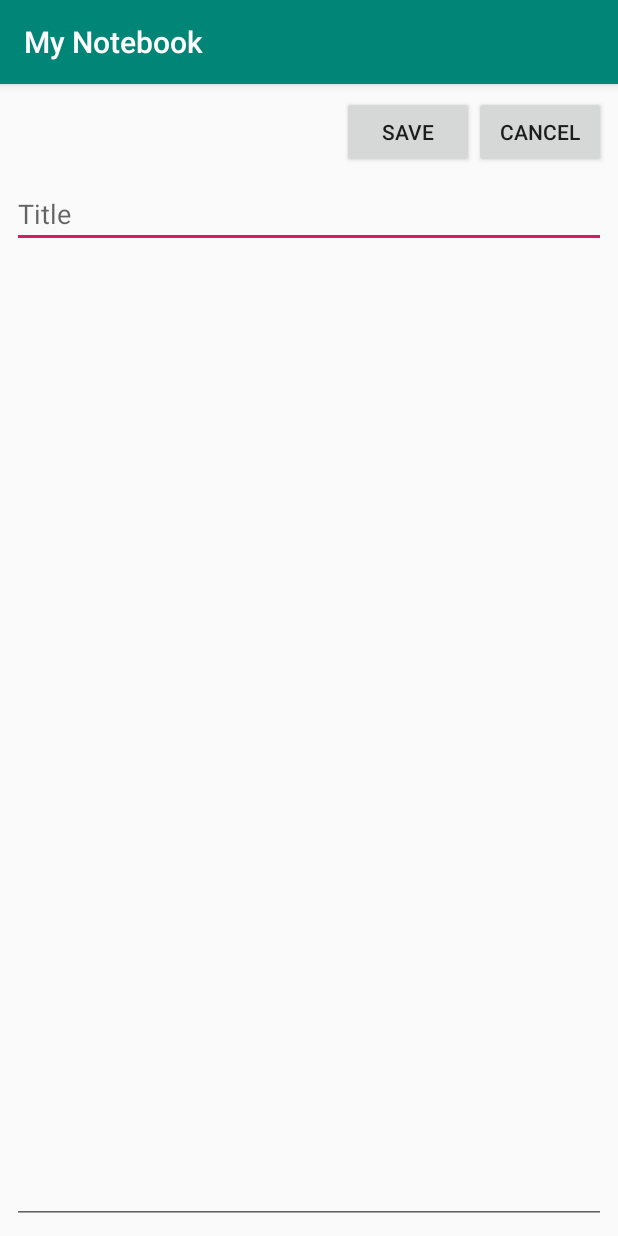
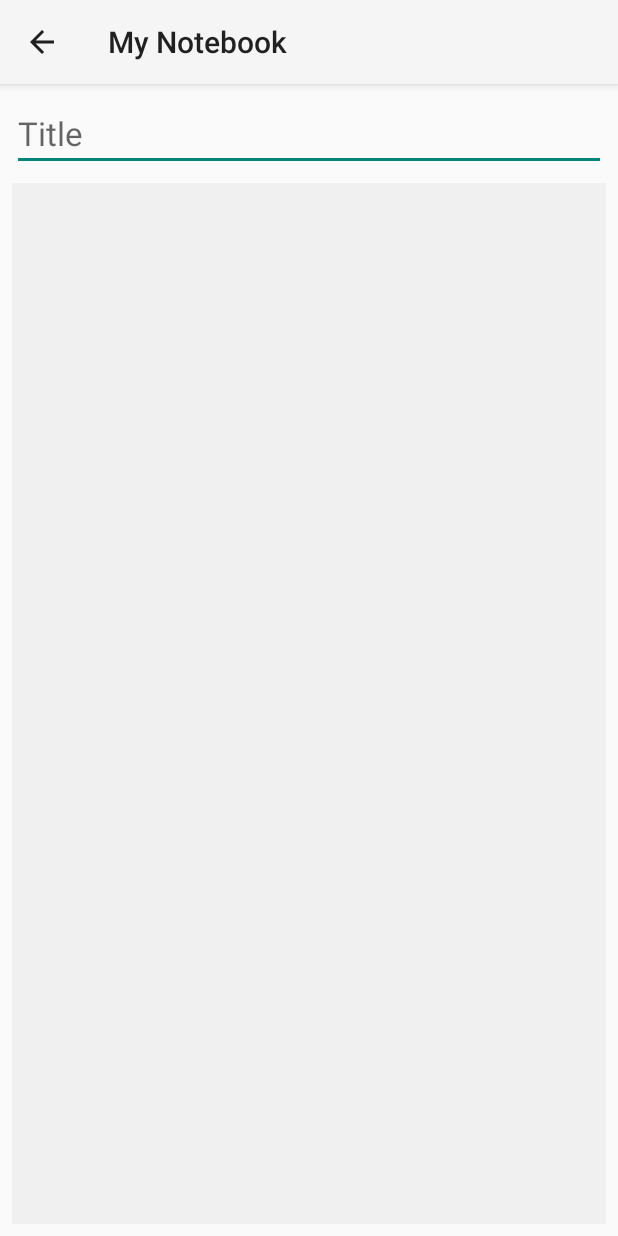
Before and after one commit to SzaboKrisztian/MyNotebook, an Android app: the screen it shows after launch (NoteEditActivity), after a tap on "NEW", on a phone screen of 412 x 824 dp. Run offline under Robolectric (Android 15) with nearby library versions, the phone set to English and light mode, and no system bars; our stand-ins replace Room's generated code.

Commit message:
Fully functioning notes app

```diff
--- a/app/src/main/AndroidManifest.xml
+++ b/app/src/main/AndroidManifest.xml
@@ -8,8 +8,9 @@
         android:label="@string/app_name"
         android:roundIcon="@mipmap/ic_launcher_round"
         android:supportsRtl="true"
-        android:theme="@style/AppTheme">
-        <activity android:name=".NoteEditActivity"></activity>
+        android:theme="@style/Theme.AppCompat.Light">
+        <activity android:name=".NoteEditActivity" android:parentActivityName=".NoteListActivity">
+        </activity>
         <activity android:name=".NoteListActivity">
             <intent-filter>
                 <action android:name="android.intent.action.MAIN" />
--- a/app/src/main/java/com/krisztianszabo/mynotebook/NoteListActivity.java
+++ b/app/src/main/java/com/krisztianszabo/mynotebook/NoteListActivity.java
@@ -3,19 +3,23 @@ package com.krisztianszabo.mynotebook;
 import android.content.Intent;
 import android.os.Bundle;
 import android.view.View;
-import android.widget.AdapterView;
-import android.widget.ArrayAdapter;
-import android.widget.ListView;
+import android.widget.Toast;
 
 import androidx.appcompat.app.AppCompatActivity;
+import androidx.recyclerview.widget.LinearLayoutManager;
+import androidx.recyclerview.widget.RecyclerView;
 
 import com.krisztianszabo.mynotebook.model.Note;
 import com.krisztianszabo.mynotebook.model.NoteDao;
 import com.krisztianszabo.mynotebook.model.NoteDatabase;
+import com.krisztianszabo.mynotebook.view.NotesListAdapter;
 
 import java.util.List;
 
 public class NoteListActivity extends AppCompatActivity {
+
+    RecyclerView notesList;
+    NotesListAdapter adapter;
 
     @Override
     protected void onCreate(Bundle savedInstanceState) {
@@ -25,19 +29,23 @@ public class NoteListActivity extends AppCompatActivity {
 
         final List<Note> notes = dao.getAll();
 
-        ListView listView = findViewById(R.id.listView);
+        notesList = findViewById(R.id.notesList);
+        notesList.setLayoutManager(new LinearLayoutManager(this));
+        adapter = new NotesListAdapter(notes);
+        notesList.setAdapter(adapter);
+    }
 
-        listView.setAdapter(new ArrayAdapter<>(this, android.R.layout.simple_list_item_1,
-                notes));
+    @Override
+    protected void onResume() {
+        super.onResume();
 
-        final Intent editNoteActivity = new Intent(this, NoteEditActivity.class);
-        listView.setOnItemClickListener(new AdapterView.OnItemClickListener() {
-            @Override
-            public void onItemClick(AdapterView<?> parent, View view, int position, long id) {
-                editNoteActivity.putExtra(NoteEditActivity.NOTE_KEY, notes.get(position));
-                startActivity(editNoteActivity);
-            }
-        });
+        adapter.notifyDataSetChanged();
+    }
+
+    @Override
+    protected void onDestroy() {
+        super.onDestroy();
+        NoteDatabase.destroyInstance();
     }
 
     public void newNote(View view) {
--- a/app/src/main/res/layout/activity_note_edit.xml
+++ b/app/src/main/res/layout/activity_note_edit.xml
@@ -5,45 +5,6 @@
     android:layout_width="match_parent"
     android:layout_height="match_parent"
     tools:context=".NoteEditActivity">
-
-    <LinearLayout
-        android:id="@+id/linearLayout"
-        android:layout_width="0dp"
-        android:layout_height="wrap_content"
-        android:layout_marginStart="8dp"
-        android:layout_marginTop="8dp"
-        android:layout_marginEnd="8dp"
-        android:gravity="right"
-        android:orientation="horizontal"
-        app:layout_constraintEnd_toEndOf="parent"
-        app:layout_constraintStart_toStartOf="parent"
-        app:layout_constraintTop_toTopOf="parent">
-
-        <Button
-            android:id="@+id/deleteButton"
-            android:layout_width="wrap_content"
-            android:layout_height="wrap_content"
-            android:layout_weight="0"
-            android:onClick="delete"
-            android:text="Delete" />
-
-        <Button
-            android:id="@+id/saveButton"
-            android:layout_width="wrap_content"
-            android:layout_height="wrap_content"
-            android:layout_weight="0"
-            android:onClick="save"
-            android:text="Save" />
-
-        <Button
-            android:id="@+id/cancelButton"
-            android:layout_width="wrap_content"
-            android:layout_height="wrap_content"
-            android:layout_weight="0"
-            android:onClick="cancel"
-            android:text="@android:string/cancel" />
-
-    </LinearLayout>
 
     <EditText
         android:id="@+id/titleInput"
@@ -56,9 +17,11 @@
         android:gravity="start|top"
         android:hint="Title"
         android:inputType="text"
+        android:textAppearance="@style/TextAppearance.AppCompat.Large"
+        android:textColor="#000000"
         app:layout_constraintEnd_toEndOf="parent"
         app:layout_constraintStart_toStartOf="parent"
-        app:layout_constraintTop_toBottomOf="@+id/linearLayout" />
+        app:layout_constraintTop_toTopOf="parent" />
 
     <EditText
         android:id="@+id/contentInput"
@@ -68,9 +31,12 @@
         android:layout_marginTop="8dp"
         android:layout_marginEnd="8dp"
         android:layout_marginBottom="8dp"
+        android:background="#F0F0F0"
         android:ems="10"
         android:gravity="start|top"
         android:inputType="textMultiLine"
+        android:padding="8dp"
+        android:textColor="#000000"
         app:layout_constraintBottom_toBottomOf="parent"
         app:layout_constraintEnd_toEndOf="parent"
         app:layout_constraintStart_toStartOf="parent"
```
Also changed, not shown: app/src/main/java/com/krisztianszabo/mynotebook/NoteEditActivity.java (+14 -17 lines), app/src/main/java/com/krisztianszabo/mynotebook/view/ListElementViewHolder.java (added, +37 -0 lines), app/src/main/java/com/krisztianszabo/mynotebook/view/NotesListAdapter.java (added, +74 -0 lines), app/src/main/res/layout/activity_main.xml (+6 -8 lines), app/src/main/res/layout/list_element.xml (added, +38 -0 lines).
